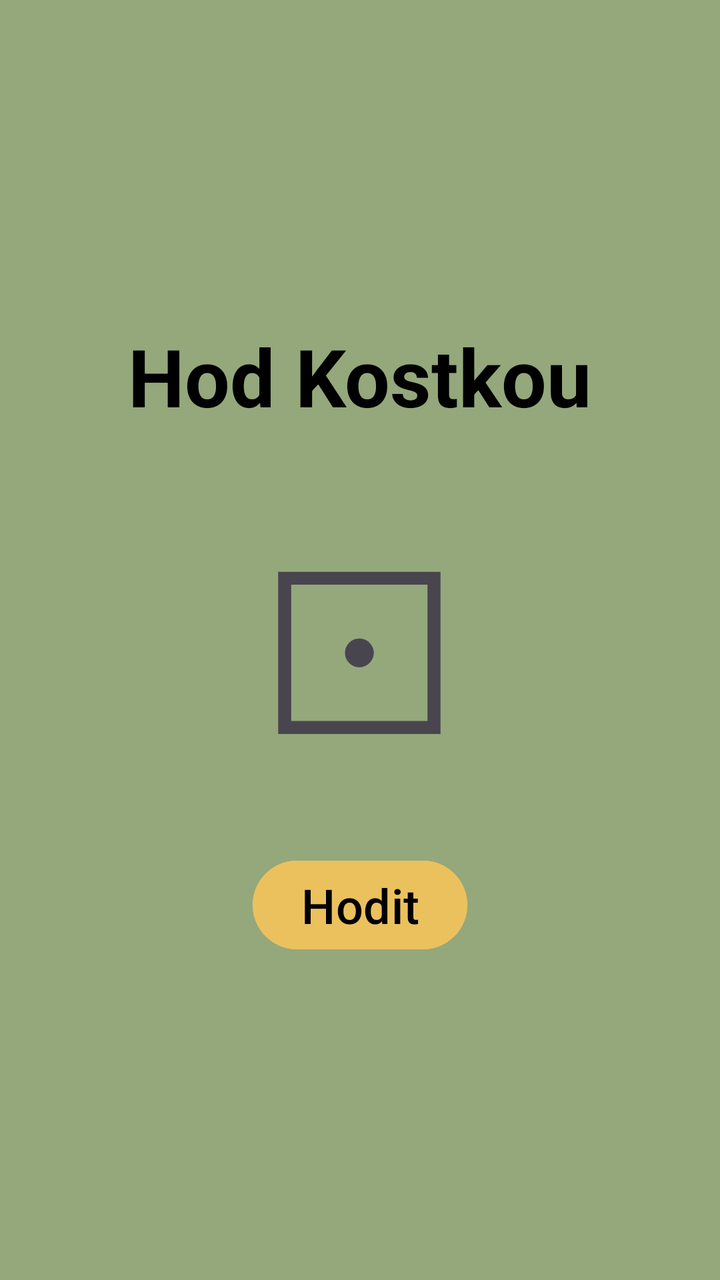
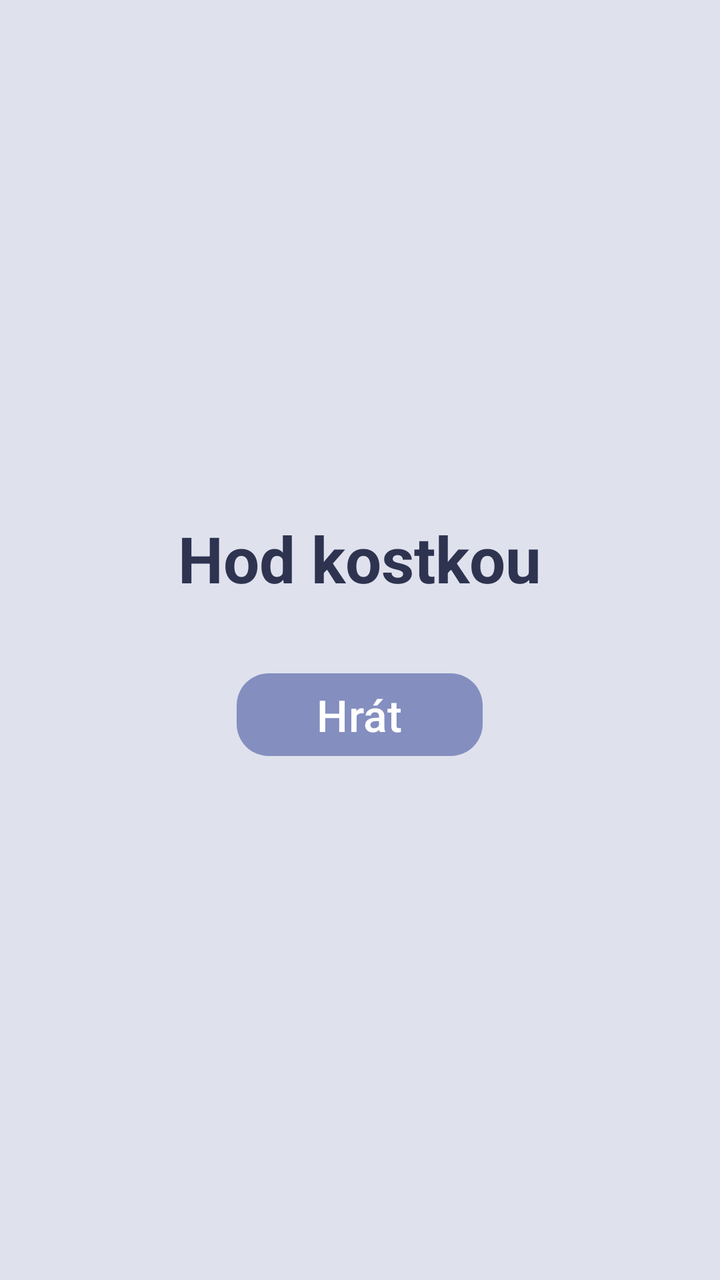

Compare the two renders of this Android layout. The source of the first and the diff that turns it into the second are given below.
<!-- AndroidManifest.xml: application theme Theme.MyApp01dicerollxml -->
<!-- res/layout/activity_main.xml -->
<?xml version="1.0" encoding="utf-8"?>
<LinearLayout
    xmlns:android="http://schemas.android.com/apk/res/android"
    xmlns:app="http://schemas.android.com/apk/res-auto"
    xmlns:tools="http://schemas.android.com/tools"
    android:id="@+id/llMain"
    android:layout_width="match_parent"
    android:layout_height="match_parent"
    android:orientation="vertical"
    android:gravity="center"
    android:padding="24dp"
    android:background="#94A87B"
    tools:context=".MainActivity">

    <TextView
        android:id="@+id/tvTitle"
        android:layout_width="wrap_content"
        android:layout_height="wrap_content"
        android:text="Hod Kostkou"
        android:textSize="40dp"
        android:textStyle="bold"
        android:textColor="#000"
        />

    <TextView
        android:id="@+id/tvDice"
        android:layout_width="wrap_content"
        android:layout_height="wrap_content"
        android:layout_margin="24dp"
        android:layout_marginBottom="24dp"
        android:text="⚀"
        android:textSize="120dp" />

    <Button
        android:id="@+id/btnRoll"
        android:layout_width="wrap_content"
        android:layout_height="wrap_content"
        android:text="Hodit"
        android:textSize="24dp"
        android:textColor="#000"
        android:backgroundTint="#EBC15E"
        />

</LinearLayout>
<!-- resources referenced by this layout -->
<resources>
  <style name="Theme.MyApp01dicerollxml" parent="Base.Theme.MyApp01dicerollxml" />
  <style name="Base.Theme.MyApp01dicerollxml" parent="Theme.Material3.DayNight.NoActionBar">
          
          
      </style>
</resources>

<!-- the commit's change to res/layout/activity_main.xml (unified diff, before → after) -->
@@ -1,44 +1,219 @@
 <?xml version="1.0" encoding="utf-8"?>
-<LinearLayout
+<ScrollView
     xmlns:android="http://schemas.android.com/apk/res/android"
     xmlns:app="http://schemas.android.com/apk/res-auto"
     xmlns:tools="http://schemas.android.com/tools"
-    android:id="@+id/llMain"
+    android:id="@+id/svRoot"
     android:layout_width="match_parent"
     android:layout_height="match_parent"
-    android:orientation="vertical"
-    android:gravity="center"
-    android:padding="24dp"
-    android:background="#94A87B"
+    android:fillViewport="true"
+    android:background="#DFE1ED"
     tools:context=".MainActivity">
 
-    <TextView
-        android:id="@+id/tvTitle"
-        android:layout_width="wrap_content"
+    <LinearLayout
+        android:id="@+id/llMain"
+        android:layout_width="match_parent"
         android:layout_height="wrap_content"
-        android:text="Hod Kostkou"
-        android:textSize="40dp"
-        android:textStyle="bold"
-        android:textColor="#000"
-        />
-
-    <TextView
-        android:id="@+id/tvDice"
-        android:layout_width="wrap_content"
-        android:layout_height="wrap_content"
-        android:layout_margin="24dp"
-        android:layout_marginBottom="24dp"
-        android:text="⚀"
-        android:textSize="120dp" />
-
-    <Button
-        android:id="@+id/btnRoll"
-        android:layout_width="wrap_content"
-        android:layout_height="wrap_content"
-        android:text="Hodit"
-        android:textSize="24dp"
-        android:textColor="#000"
-        android:backgroundTint="#EBC15E"
-        />
-
-</LinearLayout>
+        android:orientation="vertical"
+        android:gravity="center"
+        android:padding="24dp">
+
+        <TextView
+            android:id="@+id/tvTitle"
+            android:layout_width="wrap_content"
+            android:layout_height="wrap_content"
+            android:text="Hod kostkou"
+            android:textSize="32sp"
+            android:textStyle="bold"
+            android:textColor="#2E3350" />
+
+        
+        <com.google.android.material.card.MaterialCardView
+            android:id="@+id/cardPoints"
+            android:layout_width="wrap_content"
+            android:layout_height="wrap_content"
+            android:layout_marginTop="16dp"
+            android:visibility="gone"
+            app:cardBackgroundColor="#FFFFFF"
+            app:cardCornerRadius="50dp"
+            app:cardElevation="0dp"
+            app:strokeWidth="0dp">
+
+            <TextView
+                android:id="@+id/tvPoints"
+                android:layout_width="wrap_content"
+                android:layout_height="wrap_content"
+                android:paddingHorizontal="24dp"
+                android:paddingVertical="8dp"
+                android:text="Body: 100"
+                android:textSize="20sp"
+                android:textStyle="bold"
+                android:textColor="#848EBF" />
+        </com.google.android.material.card.MaterialCardView>
+
+        
+        <com.google.android.material.button.MaterialButton
+            android:id="@+id/btnPlay"
+            android:layout_width="wrap_content"
+            android:layout_height="wrap_content"
+            android:layout_marginTop="32dp"
+            android:paddingHorizontal="40dp"
+            android:text="Hrát"
+            android:textSize="22sp"
+            android:textColor="#FFFFFF"
+            app:backgroundTint="#848EBF"
+            app:cornerRadius="16dp" />
+
+        
+        <LinearLayout
+            android:id="@+id/llBetting"
+            android:layout_width="match_parent"
+            android:layout_height="wrap_content"
+            android:layout_marginTop="24dp"
+            android:orientation="vertical"
+            android:visibility="gone">
+
+            <TextView
+                android:layout_width="wrap_content"
+                android:layout_height="wrap_content"
+                android:text="Na co sázíš?"
+                android:textSize="16sp"
+                android:textColor="#2E3350" />
+
+            <com.google.android.material.button.MaterialButtonToggleGroup
+                android:id="@+id/tgParity"
+                android:layout_width="match_parent"
+                android:layout_height="wrap_content"
+                android:layout_marginTop="8dp"
+                app:singleSelection="true">
+
+                <com.google.android.material.button.MaterialButton
+                    android:id="@+id/btnEven"
+                    style="@style/Widget.Material3.Button.OutlinedButton"
+                    android:layout_width="0dp"
+                    android:layout_height="wrap_content"
+                    android:layout_weight="1"
+                    android:text="Sudé"
+                    android:textSize="18sp"
+                    app:strokeColor="#848EBF"
+                    app:cornerRadius="16dp" />
+
+                <com.google.android.material.button.MaterialButton
+                    android:id="@+id/btnOdd"
+                    style="@style/Widget.Material3.Button.OutlinedButton"
+                    android:layout_width="0dp"
+                    android:layout_height="wrap_content"
+                    android:layout_weight="1"
+                    android:text="Liché"
+                    android:textSize="18sp"
+                    app:strokeColor="#848EBF"
+                    app:cornerRadius="16dp" />
+            </com.google.android.material.button.MaterialButtonToggleGroup>
+
+            <TextView
+                android:layout_width="wrap_content"
+                android:layout_height="wrap_content"
+                android:layout_marginTop="20dp"
+                android:text="Kolik vsadíš?"
+                android:textSize="16sp"
+                android:textColor="#2E3350" />
+
+            <com.google.android.material.button.MaterialButtonToggleGroup
+                android:id="@+id/tgBet"
+                android:layout_width="match_parent"
+                android:layout_height="wrap_content"
+                android:layout_marginTop="8dp"
+                app:singleSelection="true">
+
+                <com.google.android.material.button.MaterialButton
+                    android:id="@+id/btnBet20"
+                    style="@style/Widget.Material3.Button.OutlinedButton"
+                    android:layout_width="0dp"
+                    android:layout_height="wrap_content"
+                    android:layout_weight="1"
+                    android:text="20"
+                    android:textSize="16sp"
+                    app:strokeColor="#848EBF"
+                    app:cornerRadius="16dp" />
+
+                <com.google.android.material.button.MaterialButton
+                    android:id="@+id/btnBet50"
+                    style="@style/Widget.Material3.Button.OutlinedButton"
+                    android:layout_width="0dp"
+                    android:layout_height="wrap_content"
+                    android:layout_weight="1"
+                    android:text="50"
+                    android:textSize="16sp"
+                    app:strokeColor="#848EBF"
+                    app:cornerRadius="16dp" />
+
+                <com.google.android.material.button.MaterialButton
+                    android:id="@+id/btnBet100"
+                    style="@style/Widget.Material3.Button.OutlinedButton"
+                    android:layout_width="0dp"
+                    android:layout_height="wrap_content"
+                    android:layout_weight="1"
+                    android:text="100"
+                    android:textSize="16sp"
+                    app:strokeColor="#848EBF"
+                    app:cornerRadius="16dp" />
+
+                <com.google.android.material.button.MaterialButton
+                    android:id="@+id/btnBet200"
+                    style="@style/Widget.Material3.Button.OutlinedButton"
+                    android:layout_width="0dp"
+                    android:layout_height="wrap_content"
+                    android:layout_weight="1"
+                    android:text="200"
+                    android:textSize="16sp"
+                    app:strokeColor="#848EBF"
+                    app:cornerRadius="16dp" />
+            </com.google.android.material.button.MaterialButtonToggleGroup>
+
+            <com.google.android.material.button.MaterialButton
+                android:id="@+id/btnConfirm"
+                android:layout_width="match_parent"
+                android:layout_height="wrap_content"
+                android:layout_marginTop="20dp"
+                android:enabled="false"
+                android:text="Potvrdit sázku"
+                android:textSize="18sp"
+                android:textColor="#FFFFFF"
+                app:backgroundTint="#848EBF"
+                app:cornerRadius="16dp" />
+        </LinearLayout>
+
+        <TextView
+            android:id="@+id/tvDice"
+            android:layout_width="wrap_content"
+            android:layout_height="wrap_content"
+            android:layout_marginTop="16dp"
+            android:text="⚀"
+            android:textSize="120sp"
+            android:textColor="#2E3350"
+            android:visibility="gone" />
+
+        <com.google.android.material.button.MaterialButton
+            android:id="@+id/btnRoll"
+            android:layout_width="wrap_content"
+            android:layout_height="wrap_content"
+            android:paddingHorizontal="40dp"
+            android:text="Hodit"
+            android:textSize="22sp"
+            android:textColor="#2E3350"
+            app:backgroundTint="#8EBF84"
+            app:cornerRadius="16dp"
+            android:visibility="gone" />
+
+        <TextView
+            android:id="@+id/tvResult"
+            android:layout_width="wrap_content"
+            android:layout_height="wrap_content"
+            android:layout_marginTop="16dp"
+            android:gravity="center"
+            android:textSize="18sp"
+            android:textColor="#2E3350"
+            android:visibility="gone" />
+
+    </LinearLayout>
+</ScrollView>
